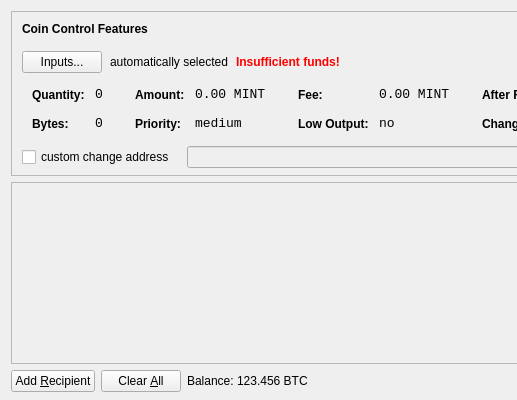
Qt form src/qt/forms/sendcoinsdialog.ui (vertoe/Cachecoin) before a commit; both pictures show x 0 to 517 and y 0 to 400 of the 850 by 400 pixel window.
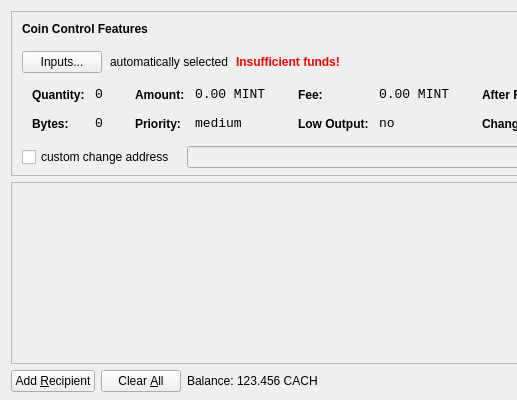
The same form after that commit. Icons and pictures are not drawn.

```diff
--- a/src/qt/forms/sendcoinsdialog.ui
+++ b/src/qt/forms/sendcoinsdialog.ui
@@ -732,7 +732,7 @@
           <cursorShape>IBeamCursor</cursorShape>
          </property>
          <property name="text">
-          <string>123.456 BTC</string>
+          <string>123.456 CACH</string>
          </property>
          <property name="textInteractionFlags">
           <set>Qt::LinksAccessibleByMouse|Qt::TextSelectableByKeyboard|Qt::TextSelectableByMouse</set>
```
